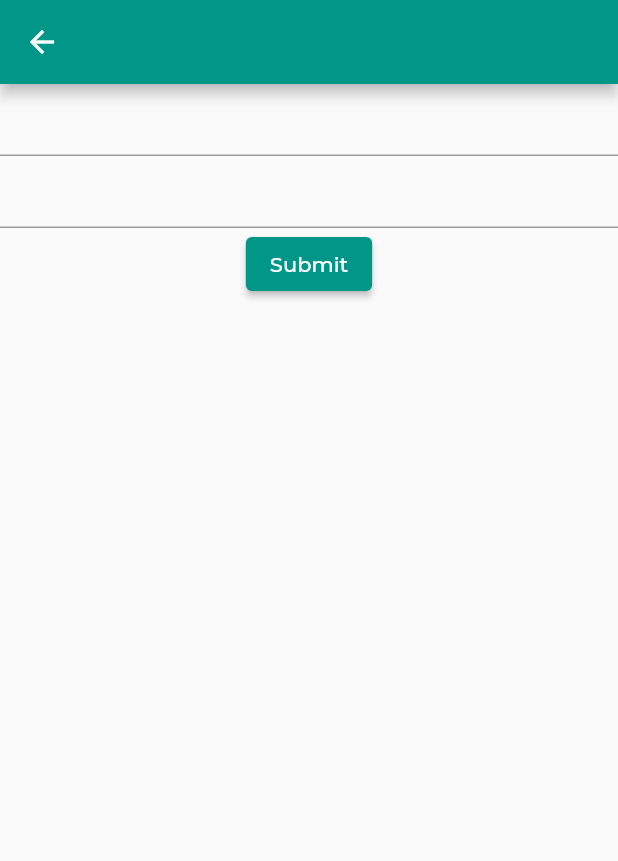
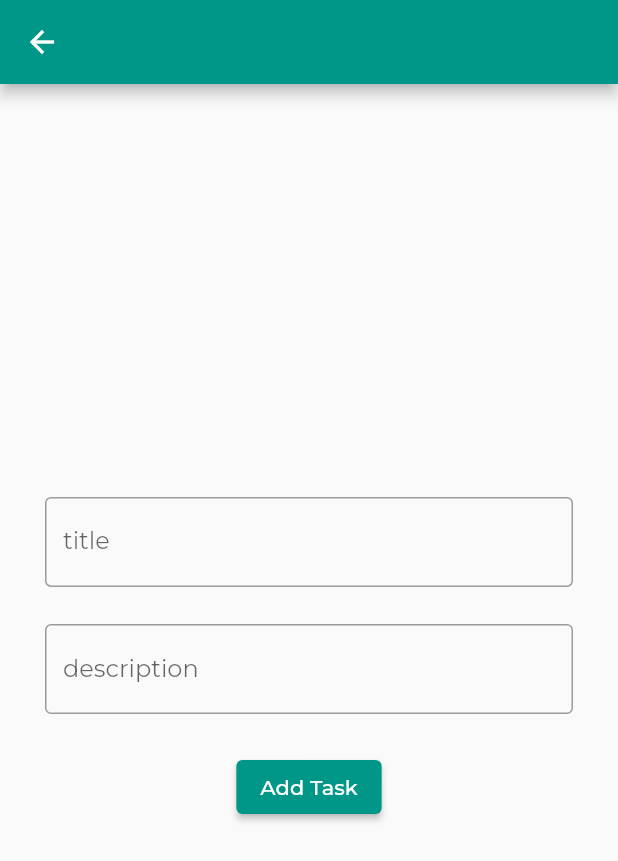
Before and after one commit to siyadas878/crud_app, a Flutter app: the InputScreen screen opened directly, on a phone screen of 412 x 824 dp. Shown: the top 861 px of the screen. Run offline on Flutter 3.47's test engine with Material 2 defaults, Android fonts, the phone set to English and light mode, and no system bars; our stand-ins replace font_awesome_flutter, google_fonts; network calls fail.

Commit message:
ui of input screen completed

```diff
--- a/lib/main.dart
+++ b/lib/main.dart
@@ -1,8 +1,9 @@
-import 'package:crud_app/applications/provider/get_all_provider/get_all_provider,.dart';
 import 'package:crud_app/presentation/screens/home_screen/home_screen.dart';
 import 'package:flutter/material.dart';
 import 'package:google_fonts/google_fonts.dart';
 import 'package:provider/provider.dart';
+
+import 'applications/provider/data_provider,.dart';
 
 void main() {
   runApp(const MyApp());
--- a/lib/presentation/screens/input_screen/input_screen.dart
+++ b/lib/presentation/screens/input_screen/input_screen.dart
@@ -5,17 +5,34 @@ class InputScreen extends StatelessWidget {
 
   @override
   Widget build(BuildContext context) {
+    var size = MediaQuery.of(context).size;
     return Scaffold(
       appBar: AppBar(),
       body: SafeArea(
           child: Center(
-              child: Column(
-        children: [
-          TextField(),
-          TextField(),
-          ElevatedButton(onPressed: () {}, child: Text('Submit'))
-        ],
-      ))),
+              child: Padding(
+                padding: const EdgeInsets.symmetric(horizontal:30),
+                child: Column(mainAxisAlignment: MainAxisAlignment.center,
+                      children: [
+                        TextFormField(
+                      decoration: const InputDecoration(
+                          labelText: 'title', border: OutlineInputBorder()),
+                    ),
+                    SizedBox(height: size.height*0.03),
+                    TextFormField(
+                      decoration: const InputDecoration(
+                          labelText: 'description', border: OutlineInputBorder()),
+                    ),
+                    SizedBox(height: size.height*0.03),
+                    ElevatedButton(
+                        onPressed: () {
+
+                          Navigator.pop(context);
+                        },
+                        child: const Text('Add Task'))
+                      ],
+                    ),
+              ))),
     );
   }
 }
--- a/pubspec.yaml
+++ b/pubspec.yaml
@@ -31,10 +31,11 @@ dependencies:
   cupertino_icons: ^1.0.2
   flutter:
     sdk: flutter
+  font_awesome_flutter: ^10.5.0
+  google_fonts: ^5.1.0
   http: ^1.1.0
   json_annotation: ^4.8.1
   provider: ^6.0.5
-  google_fonts: ^5.1.0
 
 dev_dependencies:
   build_runner: ^2.4.6
```
Also changed, not shown: lib/presentation/screens/home_screen/home_screen.dart (+16 -5 lines), lib/applications/provider/data_provider,.dart (renamed from lib/applications/provider/get_all_provider/get_all_provider,.dart), lib/infrastructure/api_calls/add_data.dart (added), lib/infrastructure/api_calls/delete_data.dart (added), pubspec.lock.
